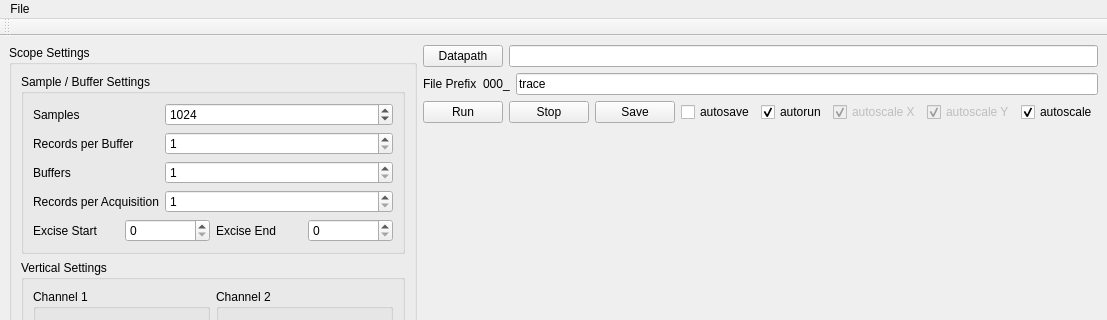
Qt form slab/instruments/Alazar/ScopeWindow2.ui (SchusterLab/slab) before a commit; both pictures show x 0 to 1107 and y 0 to 320 of the 1107 by 901 pixel window.
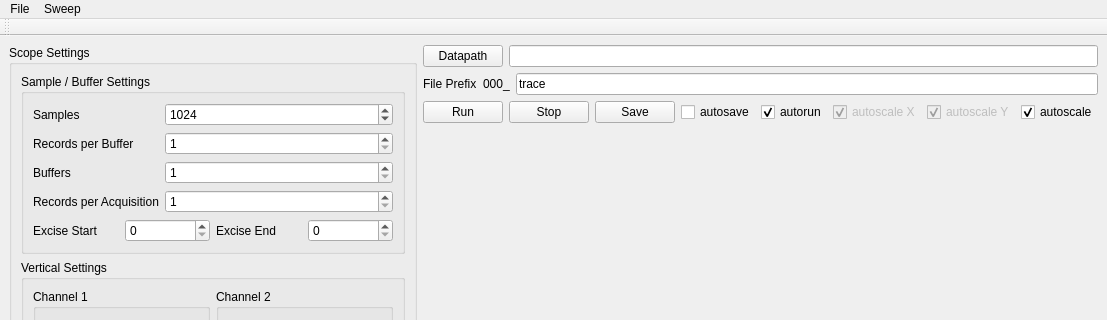
The same form after that commit. Custom widgets are drawn as their Qt base class.

Commit message: semi-finished SweepDialog gui. Need to write DataThread.run_sweep

```diff
--- a/slab/instruments/Alazar/ScopeWindow2.ui
+++ b/slab/instruments/Alazar/ScopeWindow2.ui
@@ -7,7 +7,7 @@
     <x>0</x>
     <y>0</y>
     <width>1107</width>
-    <height>800</height>
+    <height>827</height>
    </rect>
   </property>
   <property name="windowTitle">
@@ -945,7 +945,14 @@
     <addaction name="menuSave"/>
     <addaction name="actionLoad"/>
    </widget>
+   <widget class="QMenu" name="menuSweep">
+    <property name="title">
+     <string>Sweep</string>
+    </property>
+    <addaction name="actionStart_Sweep"/>
+   </widget>
    <addaction name="menuFile"/>
+   <addaction name="menuSweep"/>
   </widget>
   <widget class="QStatusBar" name="statusbar"/>
   <widget class="QToolBar" name="toolBar">
```
Left out of the diff: 5 changed lines with no effect on the pictures. The commit also changes 5 other files.
